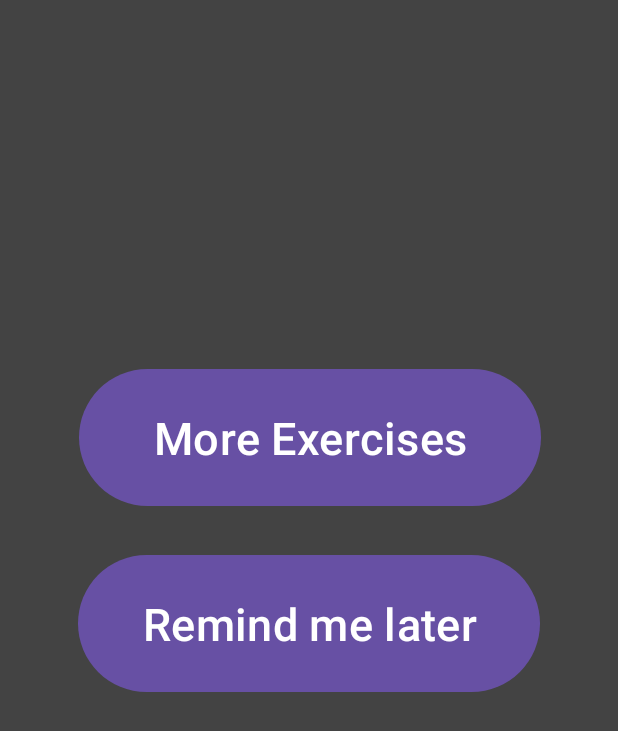
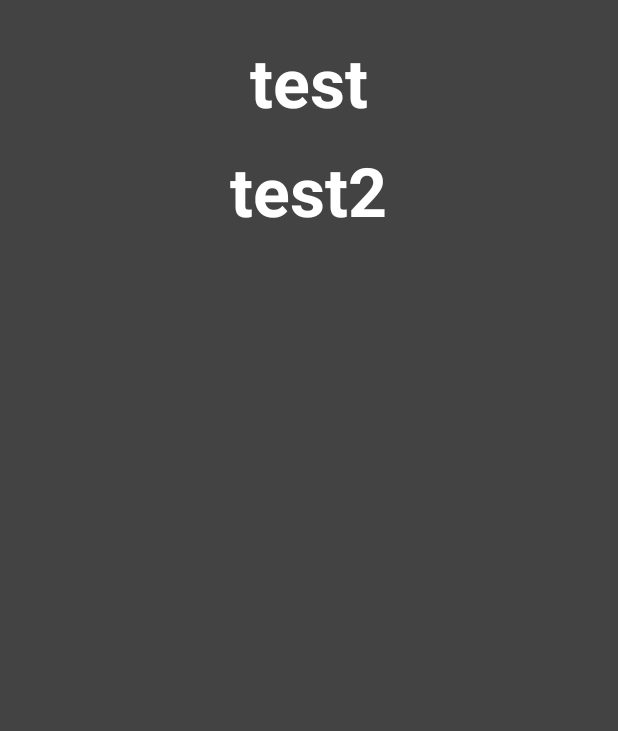
Before and after one commit to 07Pedro/Triolingo, an Android app: the screen it shows after launch (MainActivity), on a phone screen of 412 x 824 dp. Shown: the top 731 px of the screen. Run offline under Robolectric (Android 15) with nearby library versions, the phone set to English and light mode, and no system bars; libraries missing offline, so code that uses them is left out: com.google.firebase.crashlytics; 1 statement that could not run was skipped.

Commit message:
disply of first vocab of list

```diff
--- a/app/build.gradle.kts
+++ b/app/build.gradle.kts
@@ -37,6 +37,8 @@ dependencies {
     implementation(libs.material)
     implementation(libs.activity)
     implementation(libs.constraintlayout)
+    implementation(libs.firebase.crashlytics.buildtools)
+    implementation("com.google.code.gson:gson:2.10.1")
     testImplementation(libs.junit)
     androidTestImplementation(libs.ext.junit)
     androidTestImplementation(libs.espresso.core)
--- /dev/null
+++ b/app/src/main/java/ch/petrce/triolingo/JsonLoader.java
@@ -0,0 +1,34 @@
+package ch.petrce.triolingo;
+
+import android.content.Context;
+
+import com.google.firebase.crashlytics.buildtools.reloc.com.google.common.reflect.TypeToken;
+import com.google.gson.Gson;
+
+import java.io.InputStream;
+import java.io.InputStreamReader;
+import java.lang.reflect.Type;
+import java.util.Collections;
+import java.util.List;
+
+public class JsonLoader {
+    public static List<Vocab> loadVocabulary(Context context) {
+        try {
+            InputStream inputStream = context.getAssets().open("Vocabs.json"); // get JSON dataset
+            InputStreamReader reader = new InputStreamReader(inputStream); // reader
+
+            Type listType = new TypeToken<List<Vocab>>(){}.getType(); // helper to let GSON know to put JSON-data to java-objects
+            List<Vocab> fullList = new Gson().fromJson(reader, listType); // create List of Vocabs
+
+            if (fullList == null || fullList.size() <= 30) { // if list is smaller than 30 return all
+                return fullList;
+            }
+            Collections.shuffle(fullList); // shuffel full list
+            return fullList.subList(0, 30); // get first 30 from shuffled list
+
+        } catch (Exception e) {
+            e.printStackTrace(); // exeption
+            return null;
+        }
+    }
+}
--- a/app/src/main/java/ch/petrce/triolingo/MainActivity.java
+++ b/app/src/main/java/ch/petrce/triolingo/MainActivity.java
@@ -1,6 +1,11 @@
 package ch.petrce.triolingo;
 
+import android.content.Context;
+import android.hardware.Sensor;
+import android.hardware.SensorManager;
 import android.os.Bundle;
+import android.util.Log;
+import android.widget.TextView;
 
 import androidx.activity.EdgeToEdge;
 import androidx.appcompat.app.AppCompatActivity;
@@ -8,7 +13,14 @@ import androidx.core.graphics.Insets;
 import androidx.core.view.ViewCompat;
 import androidx.core.view.WindowInsetsCompat;
 
+import java.util.List;
+
 public class MainActivity extends AppCompatActivity {
+    private Integer currentIndex = 0;
+    private List<Vocab> vocabList;
+    private TextView wordText;
+    private TextView translationText;
+
 
     @Override
     protected void onCreate(Bundle savedInstanceState) {
@@ -20,5 +32,20 @@ public class MainActivity extends AppCompatActivity {
             v.setPadding(systemBars.left, systemBars.top, systemBars.right, systemBars.bottom);
             return insets;
         });
+        wordText = findViewById(R.id.wordText); // get wordText from xml
+        translationText = findViewById(R.id.translationText); // get translationText from xml
+        vocabList = JsonLoader.loadVocabulary(this); // call loadfunction for vocablist
+
+        showCurrentVocab(); // call function to show first vocab
     }
+
+    private void showCurrentVocab() {
+        if (vocabList != null && !vocabList.isEmpty() && currentIndex < vocabList.size()) { // check if list not empty
+            Vocab vocab = vocabList.get(currentIndex); // get correct vocab (number)
+            wordText.setText(vocab.getValue()); // set wordText to vocab value
+            translationText.setText(vocab.getTranslation()); // set translaitonText to vocab value
+            Log.d("Triolingo", "Wort geladen: " + vocab.getValue()); // log
+        }
+    }
+
 }
--- a/app/src/main/res/layout/activity_main.xml
+++ b/app/src/main/res/layout/activity_main.xml
@@ -17,11 +17,11 @@
         android:gravity="center"
         android:orientation="vertical"
         android:padding="24dp"
-        android:visibility="gone"
+        android:visibility="visible"
         tools:ignore="MissingConstraints"
         tools:layout_editor_absoluteX="0dp"
         tools:layout_editor_absoluteY="361dp"
-        tools:visibility="gone">
+        tools:visibility="visible">
 
         <TextView
             android:id="@+id/wordText"
@@ -97,6 +97,8 @@
         app:layout_constraintEnd_toEndOf="parent"
         app:layout_constraintStart_toStartOf="parent"
         app:layout_constraintTop_toTopOf="parent"
+        android:visibility="invisible"
+        tools:visibility="invisible"
         tools:ignore="MissingConstraints" />
 
     <Button
@@ -114,6 +116,8 @@
         app:layout_constraintEnd_toEndOf="parent"
         app:layout_constraintStart_toStartOf="parent"
         app:layout_constraintTop_toTopOf="parent"
+        android:visibility="invisible"
+        tools:visibility="invisible"
         tools:ignore="MissingConstraints" />
 
     <Button
--- a/gradle/libs.versions.toml
+++ b/gradle/libs.versions.toml
@@ -7,6 +7,7 @@ appcompat = "1.7.0"
 material = "1.12.0"
 activity = "1.10.1"
 constraintlayout = "2.2.1"
+firebaseCrashlyticsBuildtools = "3.0.3"
 
 [libraries]
 junit = { group = "junit", name = "junit", version.ref = "junit" }
@@ -16,6 +17,7 @@ appcompat = { group = "androidx.appcompat", name = "appcompat", version.ref = "a
 material = { group = "com.google.android.material", name = "material", version.ref = "material" }
 activity = { group = "androidx.activity", name = "activity", version.ref = "activity" }
 constraintlayout = { group = "androidx.constraintlayout", name = "constraintlayout", version.ref = "constraintlayout" }
+firebase-crashlytics-buildtools = { group = "com.google.firebase", name = "firebase-crashlytics-buildtools", version.ref = "firebaseCrashlyticsBuildtools" }
 
 [plugins]
 android-application = { id = "com.android.application", version.ref = "agp" }
```
Also changed, not shown: app/src/main/java/ch/petrce/triolingo/Vocab.java (added, +31 -0 lines).
